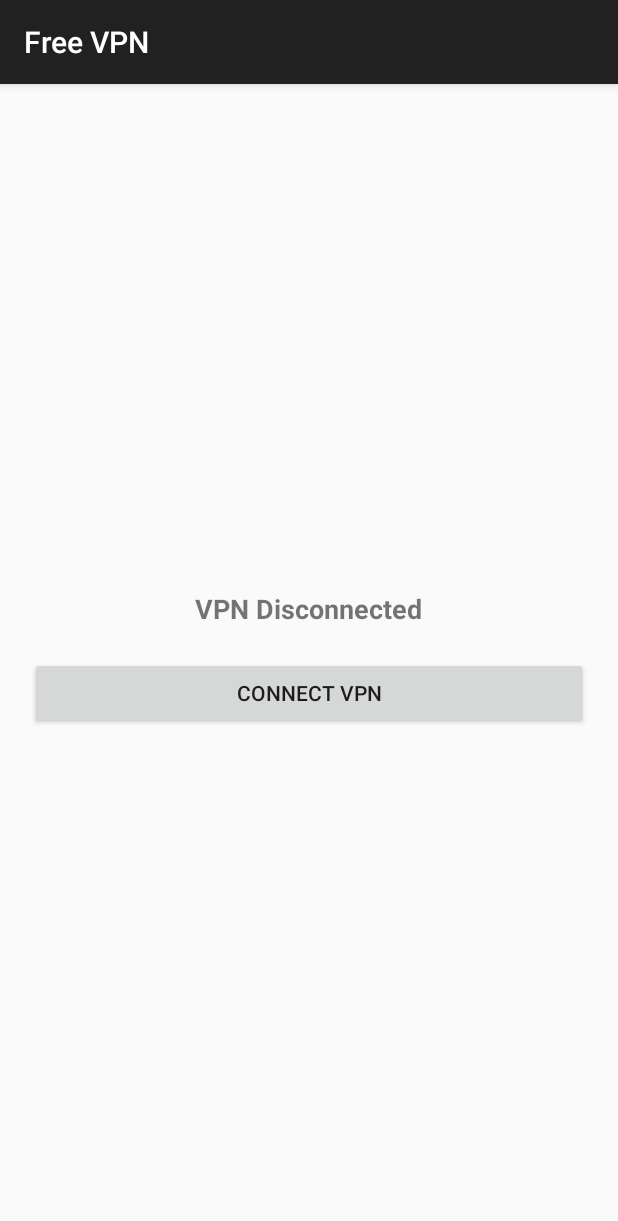
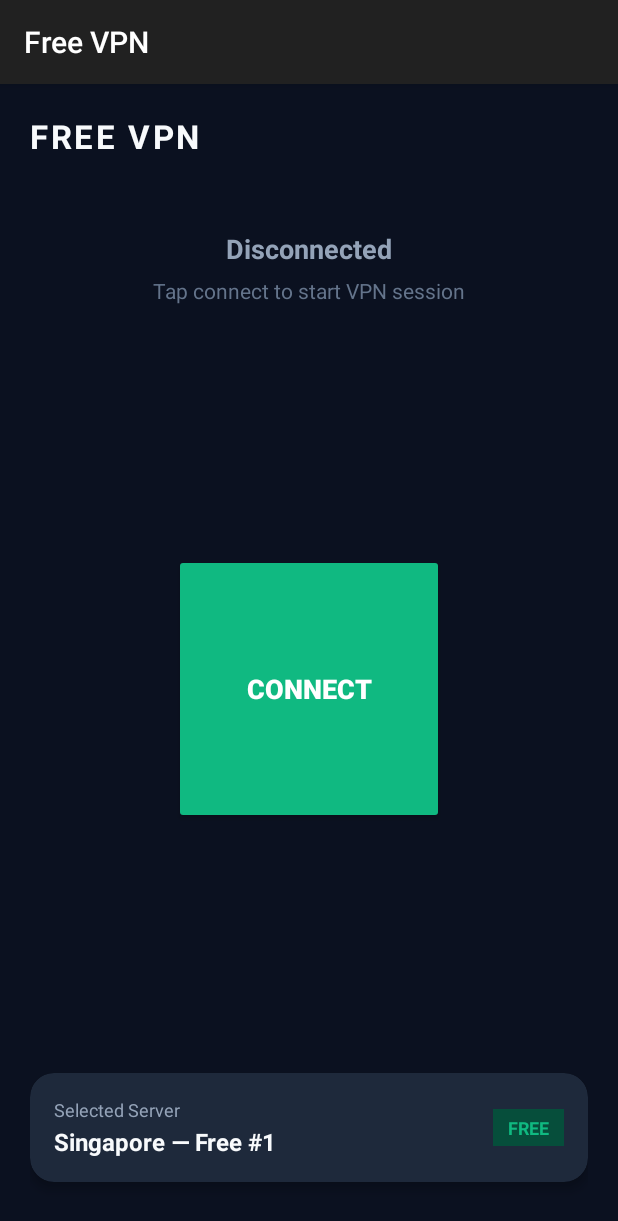
Before and after one commit to jaanabdullah71-alt/my-free-vpn-app, an Android app: the screen it shows after launch (MainActivity), on a phone screen of 412 x 824 dp. Shown: the top 1221 px of the screen. Run offline under Robolectric (Android 15) with nearby library versions, the phone set to English and light mode, and no system bars.

Commit message:
Update activity_main.xml

```diff
--- a/app/src/main/res/layout/activity_main.xml
+++ b/app/src/main/res/layout/activity_main.xml
@@ -1,24 +1,122 @@
 <?xml version="1.0" encoding="utf-8"?>
-<LinearLayout xmlns:android="http://schemas.android.com/apk/res/android"
+<androidx.constraintlayout.widget.ConstraintLayout
+    xmlns:android="http://schemas.android.com/apk/res/android"
+    xmlns:app="http://schemas.android.com/apk/res-auto"
+    android:id="@+id/rootLayout"
     android:layout_width="match_parent"
     android:layout_height="match_parent"
-    android:gravity="center"
-    android:orientation="vertical"
+    android:background="#0B1120"
     android:padding="20dp">
+
+    <TextView
+        android:id="@+id/tvAppTitle"
+        android:layout_width="wrap_content"
+        android:layout_height="wrap_content"
+        android:text="FREE VPN"
+        android:textColor="#F8FAFC"
+        android:textSize="22sp"
+        android:textStyle="bold"
+        android:letterSpacing="0.08"
+        app:layout_constraintTop_toTopOf="parent"
+        app:layout_constraintStart_toStartOf="parent" />
 
     <TextView
         android:id="@+id/tvStatus"
         android:layout_width="wrap_content"
         android:layout_height="wrap_content"
-        android:layout_marginBottom="20dp"
-        android:text="VPN Disconnected"
+        android:text="Disconnected"
+        android:textColor="#94A3B8"
         android:textSize="18sp"
-        android:textStyle="bold" />
+        android:textStyle="bold"
+        android:layout_marginTop="48dp"
+        app:layout_constraintTop_toBottomOf="@id/tvAppTitle"
+        app:layout_constraintStart_toStartOf="parent"
+        app:layout_constraintEnd_toEndOf="parent" />
+
+    <TextView
+        android:id="@+id/tvSubtitle"
+        android:layout_width="wrap_content"
+        android:layout_height="wrap_content"
+        android:text="Tap connect to start VPN session"
+        android:textColor="#64748B"
+        android:textSize="14sp"
+        android:layout_marginTop="6dp"
+        app:layout_constraintTop_toBottomOf="@id/tvStatus"
+        app:layout_constraintStart_toStartOf="parent"
+        app:layout_constraintEnd_toEndOf="parent" />
 
     <Button
         android:id="@+id/btnConnect"
-        android:layout_width="match_parent"
+        android:layout_width="180dp"
+        android:layout_height="180dp"
+        android:text="Connect"
+        android:textColor="#FFFFFF"
+        android:textSize="18sp"
+        android:textStyle="bold"
+        android:backgroundTint="#10B981"
+        app:cornerRadius="90dp"
+        app:layout_constraintTop_toBottomOf="@id/tvSubtitle"
+        app:layout_constraintBottom_toTopOf="@id/cardServer"
+        app:layout_constraintStart_toStartOf="parent"
+        app:layout_constraintEnd_toEndOf="parent" />
+
+    <androidx.cardview.widget.CardView
+        android:id="@+id/cardServer"
+        android:layout_width="0dp"
         android:layout_height="wrap_content"
-        android:text="Connect VPN" />
+        android:layout_marginBottom="16dp"
+        app:cardBackgroundColor="#1E293B"
+        app:cardCornerRadius="16dp"
+        app:cardElevation="4dp"
+        app:layout_constraintBottom_toBottomOf="parent"
+        app:layout_constraintStart_toStartOf="parent"
+        app:layout_constraintEnd_toEndOf="parent">
 
-</LinearLayout>
+        <LinearLayout
+            android:layout_width="match_parent"
+            android:layout_height="wrap_content"
+            android:orientation="horizontal"
+            android:gravity="center_vertical"
+            android:padding="16dp">
+
+            <LinearLayout
+                android:layout_width="0dp"
+                android:layout_height="wrap_content"
+                android:layout_weight="1"
+                android:orientation="vertical">
+
+                <TextView
+                    android:id="@+id/tvServerLabel"
+                    android:layout_width="wrap_content"
+                    android:layout_height="wrap_content"
+                    android:text="Selected Server"
+                    android:textColor="#94A3B8"
+                    android:textSize="12sp" />
+
+                <TextView
+                    android:id="@+id/tvServerName"
+                    android:layout_width="wrap_content"
+                    android:layout_height="wrap_content"
+                    android:text="Singapore — Free #1"
+                    android:textColor="#F8FAFC"
+                    android:textSize="16sp"
+                    android:textStyle="bold"
+                    android:layout_marginTop="2dp" />
+            </LinearLayout>
+
+            <TextView
+                android:id="@+id/tvServerBadge"
+                android:layout_width="wrap_content"
+                android:layout_height="wrap_content"
+                android:text="FREE"
+                android:textColor="#10B981"
+                android:textSize="12sp"
+                android:textStyle="bold"
+                android:paddingHorizontal="10dp"
+                android:paddingVertical="4dp"
+                android:background="#064E3B" />
+
+        </LinearLayout>
+    </androidx.cardview.widget.CardView>
+
+</androidx.constraintlayout.widget.ConstraintLayout>
```
